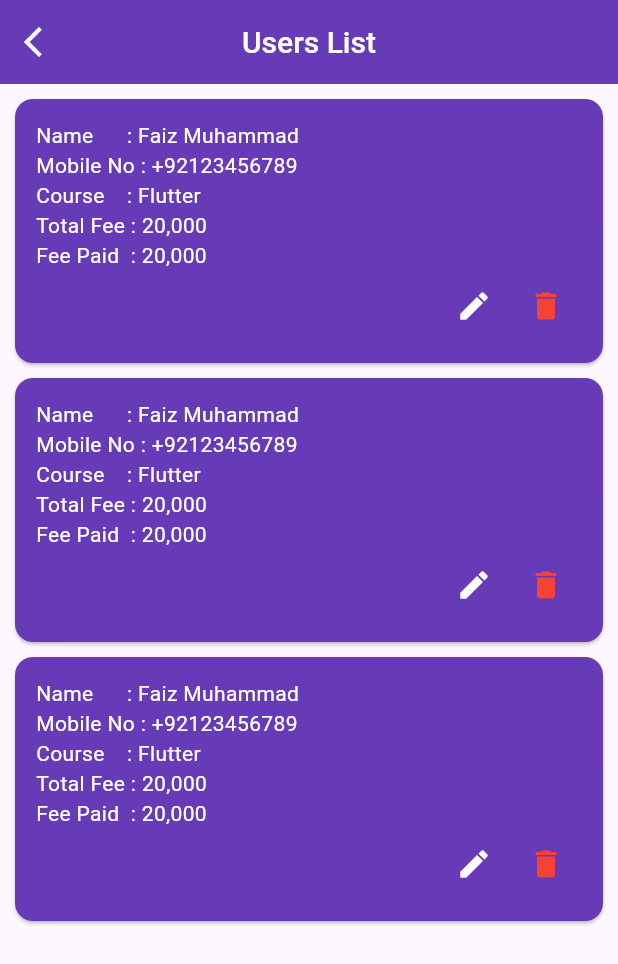
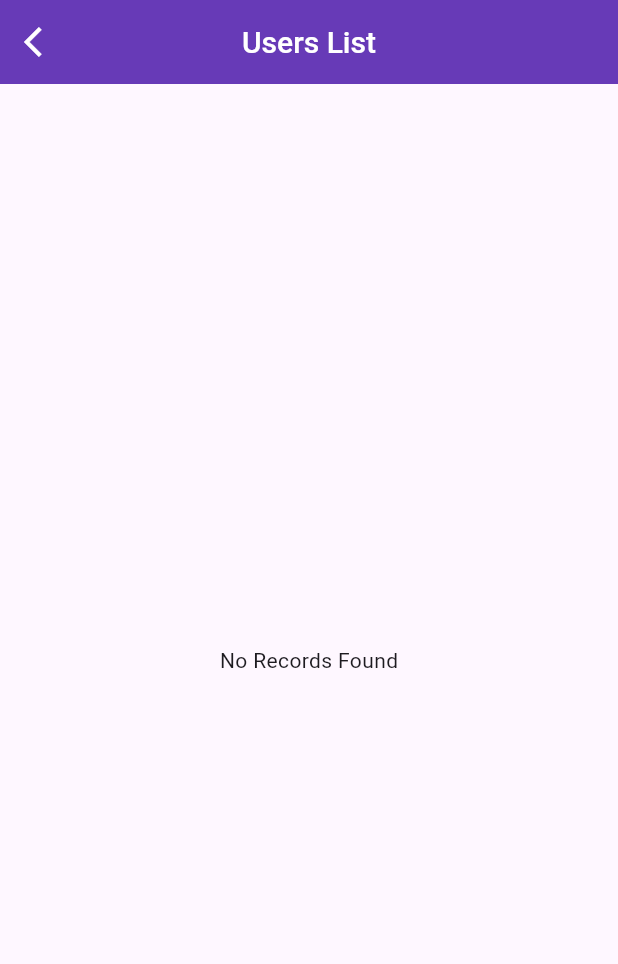
Before and after one commit to abidroid/Flutter-Sqlite-database-main, a Flutter app: the screen it shows after launch, after a tap on "View All", on a phone screen of 412 x 824 dp. Shown: the top 964 px of the screen. Run offline on Flutter 3.47's test engine with Material 3 defaults, Android fonts, the phone set to English and light mode, and no system bars; our stand-ins replace fluttertoast, sqflite; accounts and stored records are empty.

Commit message:
retrieve records

```diff
--- a/lib/db/database_helper.dart
+++ b/lib/db/database_helper.dart
@@ -78,6 +78,25 @@ class DatabaseHelper {
 
 
   // 4. method to retrieve all students
+ Future<List<Student>> getAllStudents() async {
+
+    List<Student> students = [];
+    // read records from table
+
+    String query = 'Select * from tbl_student';
+    Database db = await this.database;
+    //var records = await db.rawQuery(query);
+    var records = await db.query('tbl_student');
+    for( var map in records){
+
+      Student student = Student.fromMap(map);
+      students.add(student);
+    }
+
+    await Future.delayed(Duration(seconds: 1));
+    return students;
+ }
+
 
   // 5. method to update student
 
--- a/lib/screens/users_lists_screen.dart
+++ b/lib/screens/users_lists_screen.dart
@@ -1,10 +1,17 @@
 import 'package:flutter/material.dart';
+import 'package:flutter_sqlite/db/database_helper.dart';
+import 'package:flutter_sqlite/model/student.dart';
 import 'package:flutter_sqlite/screens/update_user_screen.dart';
 import 'package:flutter_sqlite/utils/delete_dialogue.dart';
 
-class UsersListsScreen extends StatelessWidget {
+class UsersListsScreen extends StatefulWidget {
   const UsersListsScreen({super.key});
 
+  @override
+  State<UsersListsScreen> createState() => _UsersListsScreenState();
+}
+
+class _UsersListsScreenState extends State<UsersListsScreen> {
   @override
   Widget build(BuildContext context) {
     return Scaffold(
@@ -17,60 +24,39 @@ class UsersListsScreen extends StatelessWidget {
           icon: Icon(Icons.arrow_back_ios, color: Colors.white),
         ),
       ),
-      body: ListView.builder(
-        itemCount: 3,
-        itemBuilder: (context, index) {
+      body: FutureBuilder<List<Student>>(
+        future: DatabaseHelper.instance.getAllStudents(),
+        builder: (BuildContext context, AsyncSnapshot snapshot) {
+          if (snapshot.hasData) {
+            List<Student> students = snapshot.data;
+            if (students.isEmpty) {
+              return Center(child: Text('No Records Found'));
+            } else {
+              return Padding(
+                padding: const EdgeInsets.all(8.0),
+                child: ListView.builder(
+                  itemCount: students.length,
+                  itemBuilder: (BuildContext context, int index) {
                     return Card(
-            margin: EdgeInsets.only(top: 10, left: 10, right: 10),
-            color: Colors.deepPurple,
+                      color: Colors.amber[100],
                     child: Padding(
-              padding: const EdgeInsets.all(14.0),
+                      padding: const EdgeInsets.all(8.0),
                       child: Column(
                         crossAxisAlignment: CrossAxisAlignment.start,
                         children: [
-                  Text(
-                    "Name      : Faiz Muhammad",
-                    style: TextStyle(color: Colors.white),
-                  ),
-                  Text(
-                    "Mobile No : +92123456789",
-                    style: TextStyle(color: Colors.white),
-                  ),
-                  Text(
-                    "Course    : Flutter",
-                    style: TextStyle(color: Colors.white),
-                  ),
-                  Text(
-                    "Total Fee : 20,000",
-                    style: TextStyle(color: Colors.white),
-                  ),
-                  Text(
-                    "Fee Paid  : 20,000",
-                    style: TextStyle(color: Colors.white),
-                  ),
+                          Text('ID: ${students[index].id}', style: TextStyle(fontSize: 30),),
+
+                          Text('Name: ${students[index].name}', style: TextStyle(fontSize: 30),),
+                          Text('Course: ${students[index].course}', style: TextStyle(fontSize: 30),),
+                          Text('Mobile: ${students[index].mobile}', style: TextStyle(fontSize: 30),),
+                          Text('T Fee: ${students[index].totalFee}', style: TextStyle(fontSize: 30),),
+                          Text('Fee P: ${students[index].feePaid}', style: TextStyle(fontSize: 30),),
                           Row(
-                    crossAxisAlignment: CrossAxisAlignment.end,
-                    mainAxisAlignment: MainAxisAlignment.end,
                             children: [
-                      IconButton(
-                        onPressed: () {
-                          Navigator.push(
-                            context,
-                            MaterialPageRoute(
-                              builder: (context) => UpdateUserScreen(),
-                            ),
-                          );
-                        },
-                        icon: Icon(Icons.edit, color: Colors.white),
-                      ),
-                      IconButton(
-                        onPressed: () {
-                          DeleteDialogueBox(context);
-                          },
-                        icon: Icon(Icons.delete, color: Colors.red),
-                      ),
+                              Expanded(child: ElevatedButton(onPressed: (){}, child: const Text('Delete'))),
+                              Expanded(child: ElevatedButton(onPressed: (){}, child: const Text('Edit'))),
                             ],
-                  ),
+                          )
                         ],
                       ),
                     ),
@@ -79,4 +65,11 @@ class UsersListsScreen extends StatelessWidget {
                 ),
               );
             }
+          } else {
+            return Center(child: CircularProgressIndicator());
           }
+        },
+      ),
+    );
+  }
+}
```
Lines whose indentation alone changed are shown as unchanged.
